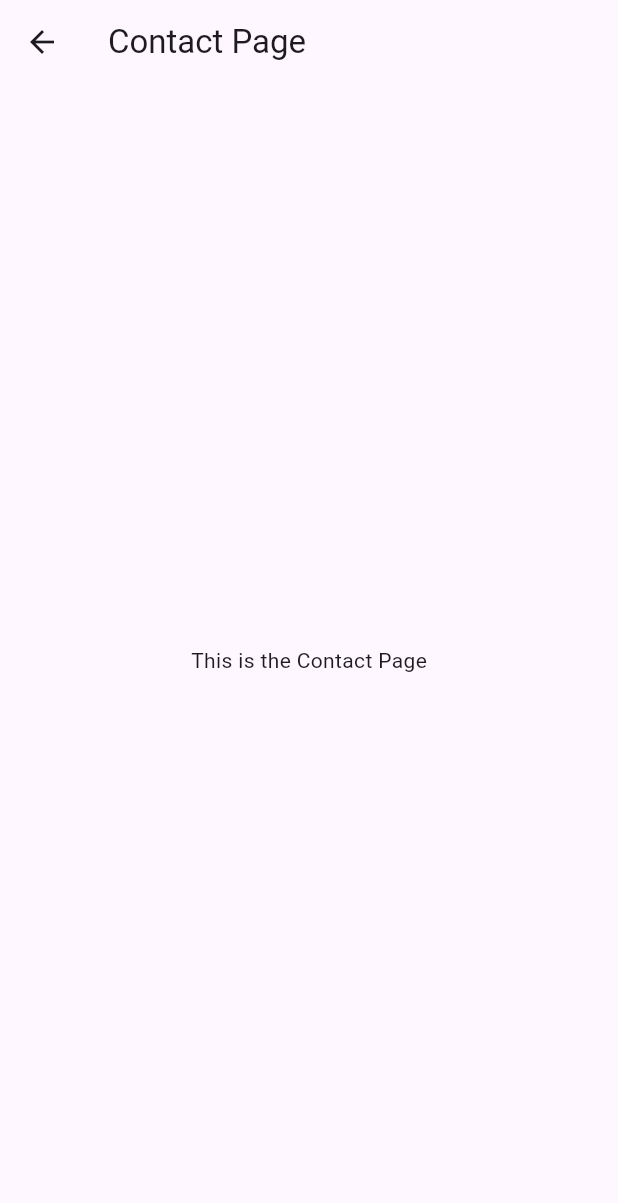
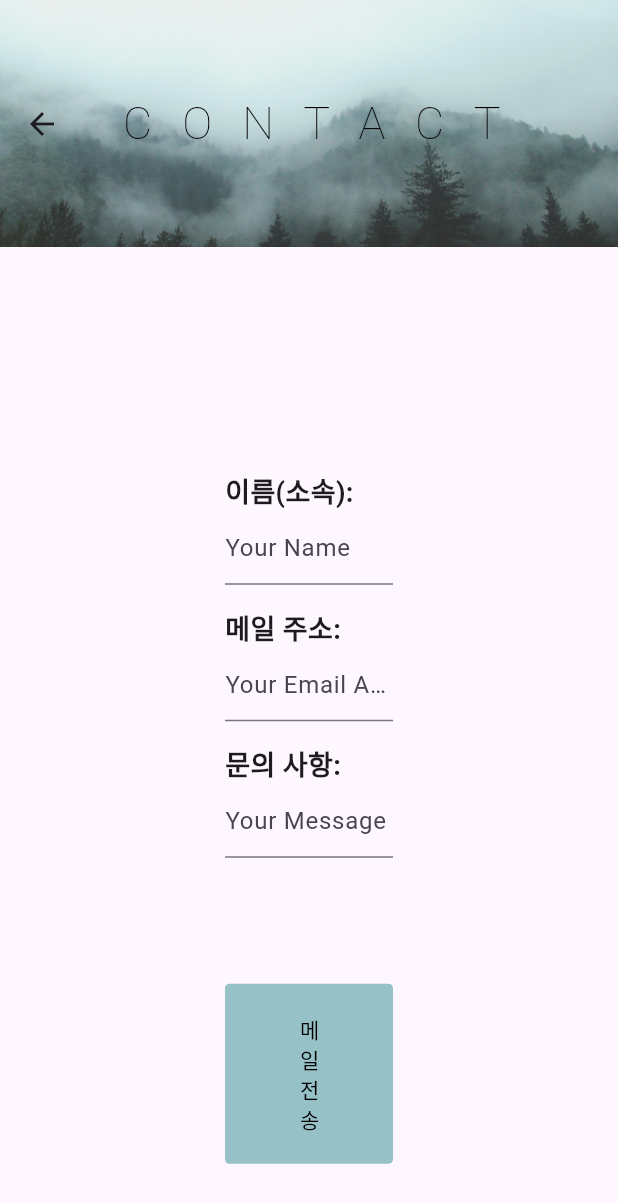
Before and after one commit to bae-seoyoung/spiratus_homepage_v2, a Flutter app: the screen it shows after launch, in the side drawer, after a tap on "CONTACT", on a phone screen of 412 x 824 dp. Shown: the top 1203 px of the screen. Run offline on Flutter 3.47's test engine with Material 3 defaults, Android fonts, the phone set to English and light mode, and no system bars; our stand-ins replace google_fonts.

Commit message:
컨텍트 페이지 구성

```diff
--- a/lib/contact.dart
+++ b/lib/contact.dart
@@ -5,10 +5,102 @@ class ContactPage extends StatelessWidget {
   Widget build(BuildContext context) {
     return Scaffold(
       appBar: AppBar(
-        title: Text('Contact Page'),
+        backgroundColor: Colors.transparent, // 투명한 AppBar 배경색
+        toolbarHeight: MediaQuery.of(context).size.height * 0.2,
+        elevation: 0, // 그림자 효과 제거
+        flexibleSpace: Container(
+          decoration: BoxDecoration(
+            image: DecorationImage(
+            image: AssetImage('assets/main_background.jpg'), // 이미지 파일 경로로 수정
+            fit: BoxFit.cover,
+            ),
+          ),
+        ),
+      title: Text(
+        'CONTACT',
+        style: TextStyle(
+          fontWeight: FontWeight.w100,
+          fontSize: 30.0,
+          letterSpacing: 20,
+          color: Colors.black,
+        ),
       ),
-      body: Center(
-        child: Text('This is the Contact Page'),
+      ),
+      body: SingleChildScrollView( // 스크롤을 추가하는 부분
+        child: Padding(
+          padding: const EdgeInsets.all(150.0),
+          child: Column(
+            crossAxisAlignment: CrossAxisAlignment.start,
+            children: [
+              Text(
+                '이름(소속):',
+                style: TextStyle(
+                  fontSize: 18.0,
+                  fontWeight: FontWeight.bold,
+                ),
+              ),
+              TextField(
+                decoration: InputDecoration(
+                  hintText: 'Your Name',
+                ),
+              ),
+              SizedBox(height: 16.0),
+              Text(
+                '메일 주소:',
+                style: TextStyle(
+                  fontSize: 18.0,
+                  fontWeight: FontWeight.bold,
+                ),
+              ),
+              TextField(
+                keyboardType: TextInputType.emailAddress,
+                decoration: InputDecoration(
+                  hintText: 'Your Email Address',
+                ),
+              ),
+              SizedBox(height: 16.0),
+              Text(
+                '문의 사항:',
+                style: TextStyle(
+                  fontSize: 18.0,
+                  fontWeight: FontWeight.bold,
+                ),
+              ),
+              SingleChildScrollView(
+              child: ConstrainedBox(
+                constraints: BoxConstraints(
+                  minHeight: 100.0, // 원하는 높이를 설정
+                ),
+                child: TextField(
+                  maxLines: null, // 필요한 만큼 자동으로 높아짐
+                  keyboardType: TextInputType.multiline,
+                  decoration: InputDecoration(
+                    hintText: 'Your Message',
+                  ),
+                ),
+              ),
+            ),
+              SizedBox(height: 32.0), // 추가된 여백
+              Center( // 버튼을 화면 중앙에 정렬
+                child: ElevatedButton(
+                  onPressed: () {
+                    // 메일 보내기 또는 제출 기능을 구현할 수 있습니다.
+                  },
+                  style: ElevatedButton.styleFrom(
+                    padding: EdgeInsets.symmetric(horizontal: 50.0, vertical: 20.0), // 버튼 크기 조절
+                    shape: RoundedRectangleBorder( // 각지게 모양을 위해 RoundedRectangleBorder 사용
+                    borderRadius: BorderRadius.circular(3.0), // 버튼의 각지기 정도를 조절
+                    ),
+                    elevation: 0, // 그림자 효과 제거
+                    primary: Color.fromARGB(255, 150, 193, 199), // 버튼 배경색 설정
+                    onPrimary: Color.fromARGB(255, 0, 0, 0), // 텍스트 색상 설정
+                  ),
+                  child: Text('메일 전송'),
+                ),
+              )
+            ],
+          ),
+        ),
       ),
     );
   }
```
